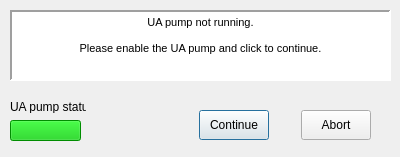
Before: the Qt Designer form Widget_Library/wtf_user_prompt_pump_not_running.ui in 8foldrepo/RF_Balance_Profound, drawn with Qt 5.
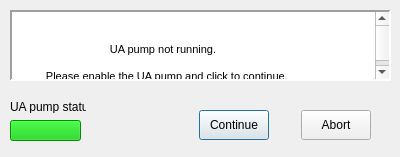
After: the same form once the commit is applied. Custom widgets are drawn as their Qt base class.

What changed in the file:
```diff
--- a/Widget_Library/wtf_user_prompt_pump_not_running.ui
+++ b/Widget_Library/wtf_user_prompt_pump_not_running.ui
@@ -113,12 +113,21 @@
    </property>
    <property name="html">
     <string>&lt;!DOCTYPE HTML PUBLIC &quot;-//W3C//DTD HTML 4.0//EN&quot; &quot;http://www.w3.org/TR/REC-html40/strict.dtd&quot;&gt;
-&lt;html&gt;&lt;head&gt;&lt;meta name=&quot;qrichtext&quot; content=&quot;1&quot; /&gt;&lt;style type=&quot;text/css&quot;&gt;
-p, li { white-space: pre-wrap; }
-&lt;/style&gt;&lt;/head&gt;&lt;body style=&quot; font-family:'MS Shell Dlg 2'; font-size:8.25pt; font-weight:600; font-style:normal;&quot;&gt;
-&lt;p align=&quot;center&quot; style=&quot; margin-top:0px; margin-bottom:0px; margin-left:0px; margin-right:0px; -qt-block-indent:0; text-indent:0px;&quot;&gt;&lt;span style=&quot; font-weight:400;&quot;&gt;UA pump not running.&lt;/span&gt;&lt;/p&gt;
-&lt;p align=&quot;center&quot; style=&quot;-qt-paragraph-type:empty; margin-top:0px; margin-bottom:0px; margin-left:0px; margin-right:0px; -qt-block-indent:0; text-indent:0px; font-weight:400;&quot;&gt;&lt;br /&gt;&lt;/p&gt;
-&lt;p align=&quot;center&quot; style=&quot; margin-top:0px; margin-bottom:0px; margin-left:0px; margin-right:0px; -qt-block-indent:0; text-indent:0px;&quot;&gt;&lt;span style=&quot; font-weight:400;&quot;&gt;Please enable the UA pump and click to continue.&lt;/span&gt;&lt;/p&gt;&lt;/body&gt;&lt;/html&gt;</string>
+                    &lt;html&gt;&lt;head&gt;&lt;meta name=&quot;qrichtext&quot; content=&quot;1&quot; /&gt;&lt;style
+                    type=&quot;text/css&quot;&gt;
+                    p, li { white-space: pre-wrap; }
+                    &lt;/style&gt;&lt;/head&gt;&lt;body style=&quot; font-family:'MS Shell Dlg 2'; font-size:8.25pt;
+                    font-weight:600; font-style:normal;&quot;&gt;
+                    &lt;p align=&quot;center&quot; style=&quot; margin-top:0px; margin-bottom:0px; margin-left:0px;
+                    margin-right:0px; -qt-block-indent:0; text-indent:0px;&quot;&gt;&lt;span style=&quot;
+                    font-weight:400;&quot;&gt;UA pump not running.&lt;/span&gt;&lt;/p&gt;
+                    &lt;p align=&quot;center&quot; style=&quot;-qt-paragraph-type:empty; margin-top:0px;
+                    margin-bottom:0px; margin-left:0px; margin-right:0px; -qt-block-indent:0; text-indent:0px;
+                    font-weight:400;&quot;&gt;&lt;br /&gt;&lt;/p&gt;
+                    &lt;p align=&quot;center&quot; style=&quot; margin-top:0px; margin-bottom:0px; margin-left:0px;
+                    margin-right:0px; -qt-block-indent:0; text-indent:0px;&quot;&gt;&lt;span style=&quot;
+                    font-weight:400;&quot;&gt;Please enable the UA pump and click to continue.&lt;/span&gt;&lt;/p&gt;&lt;/body&gt;&lt;/html&gt;
+                </string>
    </property>
   </widget>
   <widget class="Switch" name="ua_pump_status">
```
Lines whose indentation alone changed are shown as unchanged.
